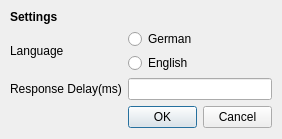
Before: the Qt Designer form settings.ui in spaceh0rse/qt_cpp, drawn with Qt 5.
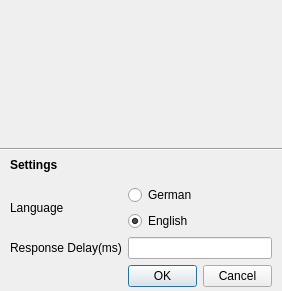
After: the same form once the commit is applied.

What changed in the file:
```diff
--- a/settings.ui
+++ b/settings.ui
@@ -7,7 +7,7 @@
     <x>0</x>
     <y>0</y>
     <width>282</width>
-    <height>139</height>
+    <height>291</height>
    </rect>
   </property>
   <property name="windowTitle">
@@ -17,9 +17,9 @@
    <property name="geometry">
     <rect>
      <x>10</x>
-     <y>10</y>
+     <y>150</y>
      <width>262</width>
-     <height>118</height>
+     <height>137</height>
     </rect>
    </property>
    <layout class="QGridLayout" name="gridLayout_2">
@@ -30,6 +30,9 @@
         <property name="text">
          <string>English</string>
         </property>
+        <property name="checked">
+         <bool>true</bool>
+        </property>
         <attribute name="buttonGroup">
          <string notr="true">buttonGroup</string>
         </attribute>
@@ -89,6 +92,32 @@
     </item>
    </layout>
   </widget>
+  <widget class="QLabel" name="pic_settings">
+   <property name="geometry">
+    <rect>
+     <x>10</x>
+     <y>10</y>
+     <width>261</width>
+     <height>131</height>
+    </rect>
+   </property>
+   <property name="text">
+    <string/>
+   </property>
+  </widget>
+  <widget class="Line" name="line">
+   <property name="geometry">
+    <rect>
+     <x>-3</x>
+     <y>129</y>
+     <width>291</width>
+     <height>41</height>
+    </rect>
+   </property>
+   <property name="orientation">
+    <enum>Qt::Horizontal</enum>
+   </property>
+  </widget>
  </widget>
  <resources/>
  <connections>
```
Left out of the diff: 30 changed lines with no effect on the pictures.
